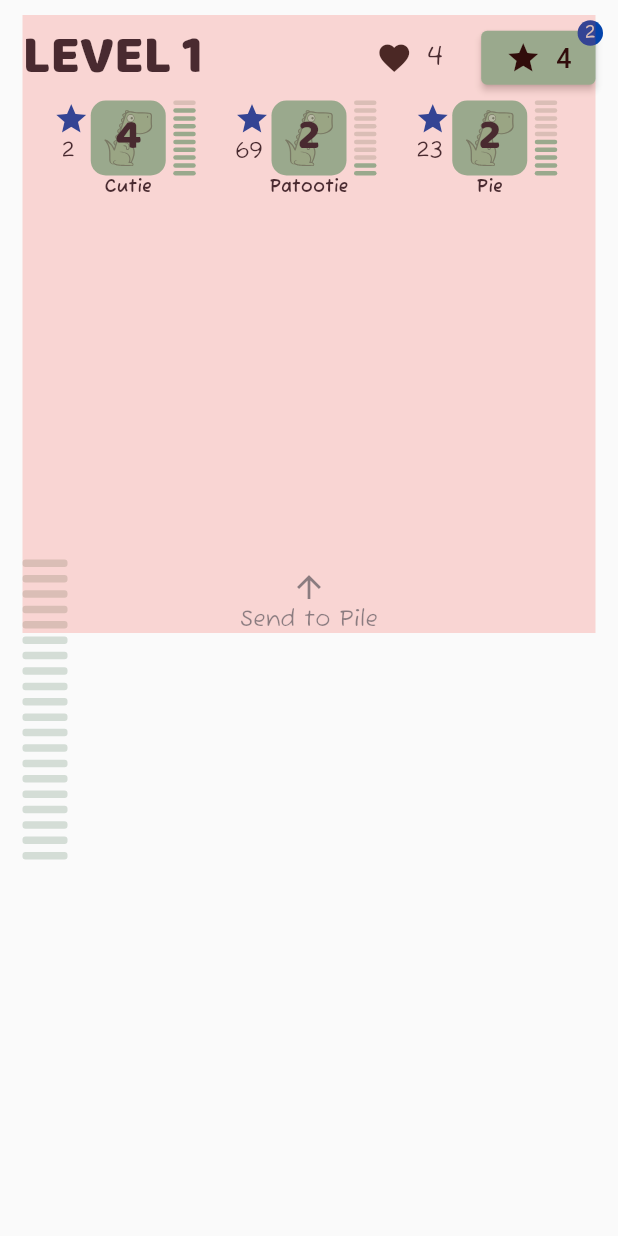
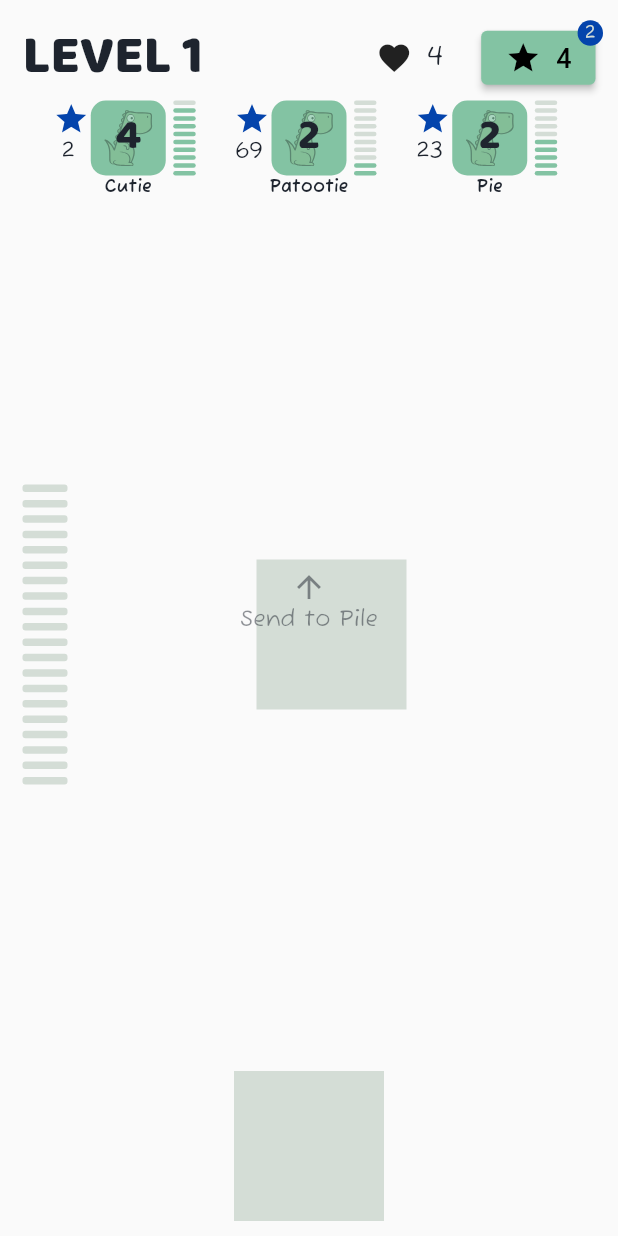
Before and after one commit to yowrong/MindMerge, a Flutter app: the screen it shows after launch, on a phone screen of 412 x 824 dp. Run offline on Flutter 3.47's test engine with Material 2 defaults, Android fonts, the phone set to English and light mode, and no system bars; our stand-ins replace flutter_svg, socket_io_client; network calls fail.

Commit message:
add animation to progress bar

```diff
--- a/lib/screens/game.dart
+++ b/lib/screens/game.dart
@@ -2,6 +2,7 @@ import 'package:flutter/material.dart';
 import 'package:flutter_svg/svg.dart';
 import 'package:mindmerge/constants/colours.dart';
 import 'package:mindmerge/models/player.dart';
+import 'package:mindmerge/widgets/card.dart';
 import 'package:mindmerge/widgets/card_meter_indicator.dart';
 import 'package:mindmerge/widgets/game_other_player_status.dart';
 import 'package:mindmerge/widgets/game_status_bar.dart';
@@ -21,6 +22,7 @@ class _GameState extends State<Game> {
   int _stars = 3;
   int _numPlayersVotingStar = 2;
   double _cardMeter = 0;
+  final double dragThreshold = 0.1;
 
   List<Player> otherPlayers = [
     Player(id: '', name: 'Cutie', cardsLeft: 4, starCard: 2, cardMeter: 0.9),
@@ -75,35 +77,61 @@ class _GameState extends State<Game> {
                           height: 200,
                           padding: 5,
                           numBars: 20,
-                        )
+                        ),
+                        const Spacer(),
+                        const MindMergeCard(),
+                        const Spacer(),
                       ],
                     ),
+                  ),
+                  Draggable(
+                    data: 10, // TODO: Change this to card number
+                    child: MindMergeCard(),
+                    feedback: MindMergeCard(color: Colors.red),
+                    onDragUpdate: (details) {
+                      final double halfwayPoint = screenHeight / 2;
+                      final double offset = 1 -
+                          (details.globalPosition.dy - halfwayPoint) /
+                              (screenHeight - halfwayPoint);
+                      setState(() => _cardMeter = offset);
+                    },
+                    onDraggableCanceled: (_, __) {
+                      setState(() => _cardMeter = 0);
+                    },
                   ),
                 ],
               ),
               DragTarget(
+                onAccept: (card) {
+                  // TODO: Send card to server
+                  print("Sending card $card to server...");
+                },
                 builder: (
                   BuildContext context,
                   List<dynamic> accepted,
                   List<dynamic> rejected,
                 ) {
-                  return Container(
+                  return SizedBox(
                     height: screenHeight * 0.5,
                     width: screenWidth,
-                    decoration: BoxDecoration(
-                      color: Colors.red.withOpacity(0.2),
-                    ),
                     child: Column(
                       mainAxisAlignment: MainAxisAlignment.end,
                       children: [
                         Icon(
                           Icons.arrow_upward,
-                          color: darkColor.withOpacity(0.5),
+                          color: _cardMeter < 1.0
+                              ? darkColor.withOpacity(0.5)
+                              : darkColor,
                         ),
                         Text(
                           'Send to Pile',
                           style: TextStyle(
-                            color: darkColor.withOpacity(0.5),
+                            color: _cardMeter < 1.0
+                                ? darkColor.withOpacity(0.5)
+                                : darkColor,
+                            fontWeight: _cardMeter < 1.0
+                                ? FontWeight.normal
+                                : FontWeight.bold,
                           ),
                           textAlign: TextAlign.center,
                         ),
--- a/lib/widgets/card.dart
+++ b/lib/widgets/card.dart
@@ -1,16 +1,21 @@
 import 'package:flutter/material.dart';
 import 'package:mindmerge/constants/colours.dart';
 
-class Card extends StatelessWidget {
-  const Card({Key? key}) : super(key: key);
+class MindMergeCard extends StatelessWidget {
+  final Color color;
+
+  const MindMergeCard({
+    this.color = lightColor,
+    Key? key,
+  }) : super(key: key);
 
   @override
   Widget build(BuildContext context) {
     return Container(
       height: 100,
       width: 100,
-      decoration: const BoxDecoration(
-        color: lightColor,
+      decoration: BoxDecoration(
+        color: color,
       ),
     );
   }
```
